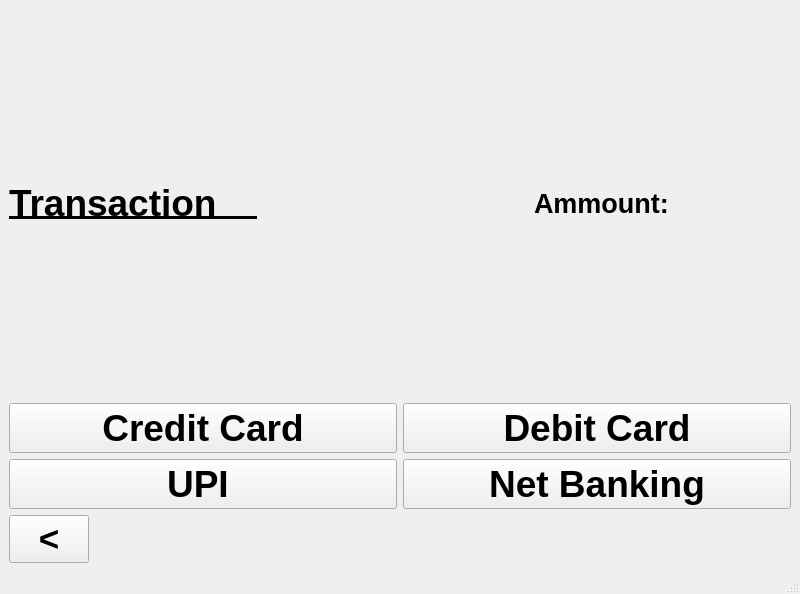
First picture: the form in transaction.ui, repository acmpesuecc/GrowPal, before the edit.
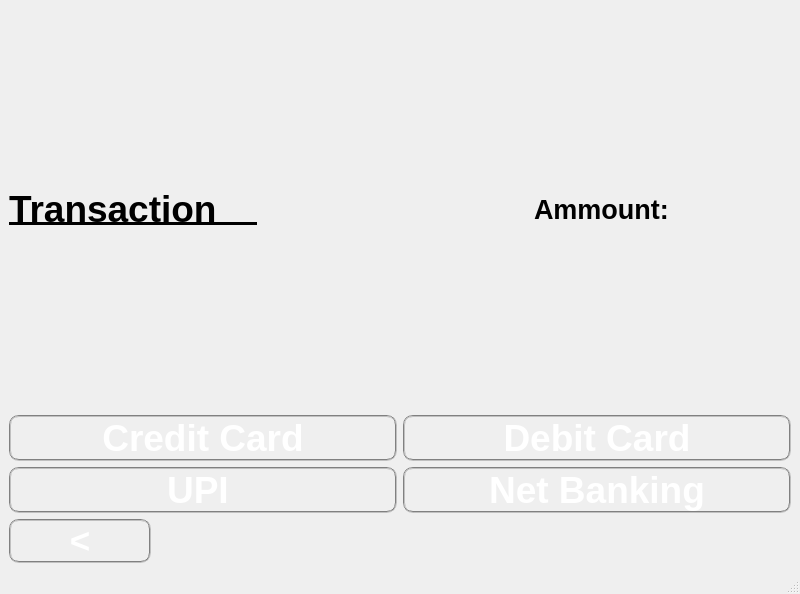
Second picture: the form after the edit. Icons and pictures are not drawn.

```diff
--- a/transaction.ui
+++ b/transaction.ui
@@ -33,8 +33,13 @@
           <bold>true</bold>
          </font>
         </property>
+        <property name="styleSheet">
+         <string notr="true">
+                 color: white; 
+                 border-radius: 10px; border: 2px groove gray;</string>
+        </property>
         <property name="text">
-         <string>&lt;</string>
+         <string>      &lt;      </string>
         </property>
        </widget>
       </item>
@@ -63,6 +68,9 @@
         <bold>true</bold>
        </font>
       </property>
+      <property name="styleSheet">
+       <string notr="true"/>
+      </property>
       <property name="text">
        <string>Ammount: </string>
       </property>
@@ -79,6 +87,11 @@
           <bold>true</bold>
          </font>
         </property>
+        <property name="styleSheet">
+         <string notr="true">
+                 color: white; 
+                 border-radius: 10px; border: 2px groove gray;</string>
+        </property>
         <property name="text">
          <string>Debit Card</string>
         </property>
@@ -93,6 +106,11 @@
           <bold>true</bold>
          </font>
         </property>
+        <property name="styleSheet">
+         <string notr="true">
+                 color: white; 
+                 border-radius: 10px; border: 2px groove gray;</string>
+        </property>
         <property name="text">
          <string>Credit Card</string>
         </property>
@@ -107,6 +125,11 @@
           <bold>true</bold>
          </font>
         </property>
+        <property name="styleSheet">
+         <string notr="true">
+                 color: white; 
+                 border-radius: 10px; border: 2px groove gray;</string>
+        </property>
         <property name="text">
          <string>UPI </string>
         </property>
@@ -121,6 +144,11 @@
           <bold>true</bold>
          </font>
         </property>
+        <property name="styleSheet">
+         <string notr="true">
+                 color: white; 
+                 border-radius: 10px; border: 2px groove gray;</string>
+        </property>
         <property name="text">
          <string>Net Banking</string>
         </property>
@@ -145,6 +173,9 @@
     </item>
     <item row="0" column="1">
      <widget class="QLabel" name="label_picture">
+      <property name="styleSheet">
+       <string notr="true"/>
+      </property>
       <property name="text">
        <string/>
       </property>
```
